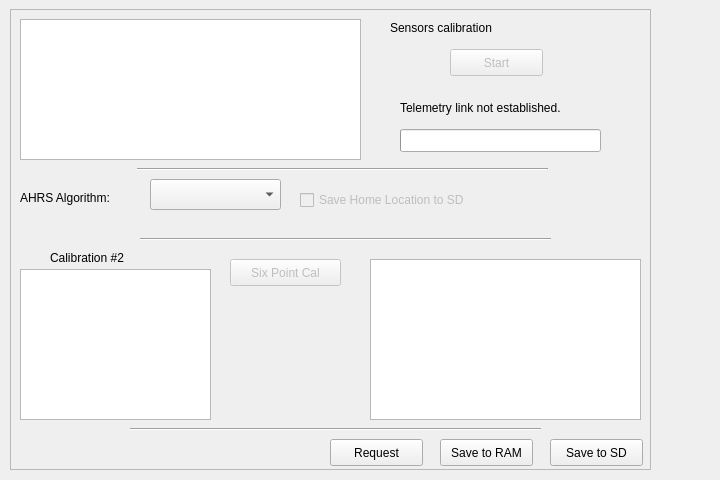
This is ground/src/plugins/config/ahrs.ui in openpilot/OpenPilot as Qt 5 draws it before an edit. The edited form follows.
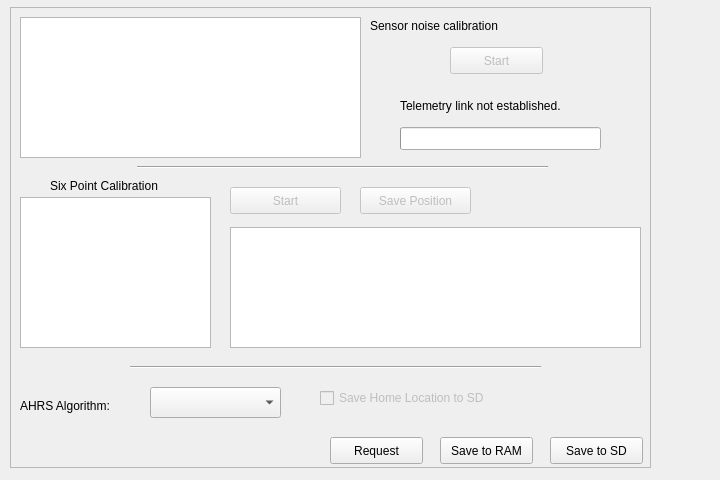
This is the edited form.

Commit message: OP-38 A bit of visual feedback on 6-point calibration. Hope you like the UAV I used, very simple model ;)

Diff of the .ui file:
```diff
--- a/ground/src/plugins/config/ahrs.ui
+++ b/ground/src/plugins/config/ahrs.ui
@@ -17,7 +17,7 @@
    <property name="geometry">
     <rect>
      <x>10</x>
-     <y>9</y>
+     <y>7</y>
      <width>641</width>
      <height>461</height>
     </rect>
@@ -100,7 +100,7 @@
     <property name="geometry">
      <rect>
       <x>10</x>
-      <y>180</y>
+      <y>390</y>
       <width>111</width>
       <height>17</height>
      </rect>
@@ -113,7 +113,7 @@
     <property name="geometry">
      <rect>
       <x>140</x>
-      <y>170</y>
+      <y>380</y>
       <width>131</width>
       <height>31</height>
      </rect>
@@ -122,24 +122,11 @@
      <string>Select the sensor integration algorithm here.</string>
     </property>
    </widget>
-   <widget class="Line" name="line_2">
-    <property name="geometry">
-     <rect>
-      <x>130</x>
-      <y>220</y>
-      <width>411</width>
-      <height>20</height>
-     </rect>
-    </property>
-    <property name="orientation">
-     <enum>Qt::Horizontal</enum>
-    </property>
-   </widget>
-   <widget class="QGraphicsView" name="graphicsView_2">
+   <widget class="QGraphicsView" name="sixPointsHelp">
     <property name="geometry">
      <rect>
       <x>10</x>
-      <y>260</y>
+      <y>190</y>
       <width>191</width>
       <height>151</height>
      </rect>
@@ -149,13 +136,13 @@
     <property name="geometry">
      <rect>
       <x>40</x>
-      <y>240</y>
-      <width>121</width>
+      <y>170</y>
+      <width>151</width>
       <height>17</height>
      </rect>
     </property>
     <property name="text">
-     <string>Calibration #2</string>
+     <string>Six Point Calibration</string>
     </property>
    </widget>
    <widget class="QPushButton" name="ahrsSavePosition">
@@ -165,22 +152,22 @@
     <property name="geometry">
      <rect>
       <x>220</x>
-      <y>250</y>
+      <y>180</y>
       <width>111</width>
       <height>27</height>
      </rect>
     </property>
     <property name="text">
-     <string>Six Point Cal</string>
+     <string>Start</string>
     </property>
    </widget>
-   <widget class="QTextBrowser" name="textBrowser">
+   <widget class="QTextEdit" name="sixPointCalibInstructions">
     <property name="geometry">
      <rect>
-      <x>360</x>
-      <y>250</y>
-      <width>271</width>
-      <height>161</height>
+      <x>220</x>
+      <y>220</y>
+      <width>411</width>
+      <height>121</height>
      </rect>
     </property>
    </widget>
@@ -190,8 +177,8 @@
     </property>
     <property name="geometry">
      <rect>
-      <x>290</x>
-      <y>180</y>
+      <x>310</x>
+      <y>380</y>
       <width>201</width>
       <height>22</height>
      </rect>
@@ -255,7 +242,7 @@
     <property name="geometry">
      <rect>
       <x>120</x>
-      <y>410</y>
+      <y>350</y>
       <width>411</width>
       <height>20</height>
      </rect>
@@ -267,14 +254,14 @@
    <widget class="QLabel" name="label">
     <property name="geometry">
      <rect>
-      <x>380</x>
+      <x>360</x>
       <y>10</y>
-      <width>151</width>
+      <width>271</width>
       <height>17</height>
      </rect>
     </property>
     <property name="text">
-     <string>Sensors calibration</string>
+     <string>Sensor noise calibration</string>
     </property>
    </widget>
    <widget class="QProgressBar" name="calibProgress">
@@ -299,6 +286,22 @@
      <bool>false</bool>
     </property>
    </widget>
+   <widget class="QPushButton" name="sixPointsSave">
+    <property name="enabled">
+     <bool>false</bool>
+    </property>
+    <property name="geometry">
+     <rect>
+      <x>350</x>
+      <y>180</y>
+      <width>111</width>
+      <height>27</height>
+     </rect>
+    </property>
+    <property name="text">
+     <string>Save Position</string>
+    </property>
+   </widget>
   </widget>
  </widget>
  <resources/>
```
Left out of the diff: 6 changed lines with no effect on the pictures. The commit also changes 4 other files.
